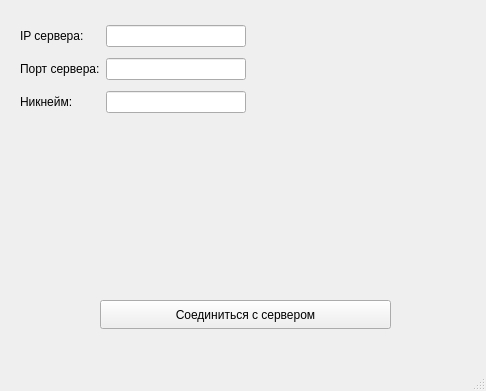
Before: the Qt Designer form jsonclient/mainwindow.ui in smtenjoyer/summer_practice-2, drawn with Qt 5.
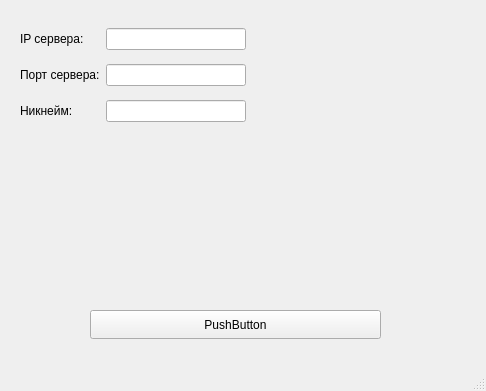
After: the same form once the commit is applied.

What changed in the file:
```diff
--- a/jsonclient/mainwindow.ui
+++ b/jsonclient/mainwindow.ui
@@ -14,26 +14,13 @@
    <string>MainWindow</string>
   </property>
   <widget class="QWidget" name="centralwidget">
-   <widget class="QPushButton" name="connectButton">
-    <property name="geometry">
-     <rect>
-      <x>100</x>
-      <y>300</y>
-      <width>291</width>
-      <height>29</height>
-     </rect>
-    </property>
-    <property name="text">
-     <string>Соединиться с сервером</string>
-    </property>
-   </widget>
    <widget class="QWidget" name="gridLayoutWidget">
     <property name="geometry">
      <rect>
       <x>20</x>
       <y>20</y>
       <width>226</width>
-      <height>100</height>
+      <height>111</height>
      </rect>
     </property>
     <layout class="QGridLayout" name="gridLayout">
@@ -69,11 +56,24 @@
      </item>
     </layout>
    </widget>
+   <widget class="QPushButton" name="connectButton">
+    <property name="geometry">
+     <rect>
+      <x>90</x>
+      <y>310</y>
+      <width>291</width>
+      <height>29</height>
+     </rect>
+    </property>
+    <property name="text">
+     <string>PushButton</string>
+    </property>
+   </widget>
    <widget class="QLabel" name="statusLabel">
     <property name="geometry">
      <rect>
-      <x>330</x>
-      <y>20</y>
+      <x>331</x>
+      <y>10</y>
       <width>141</width>
       <height>20</height>
      </rect>
```
Left out of the diff: 20 changed lines with no effect on the pictures.
